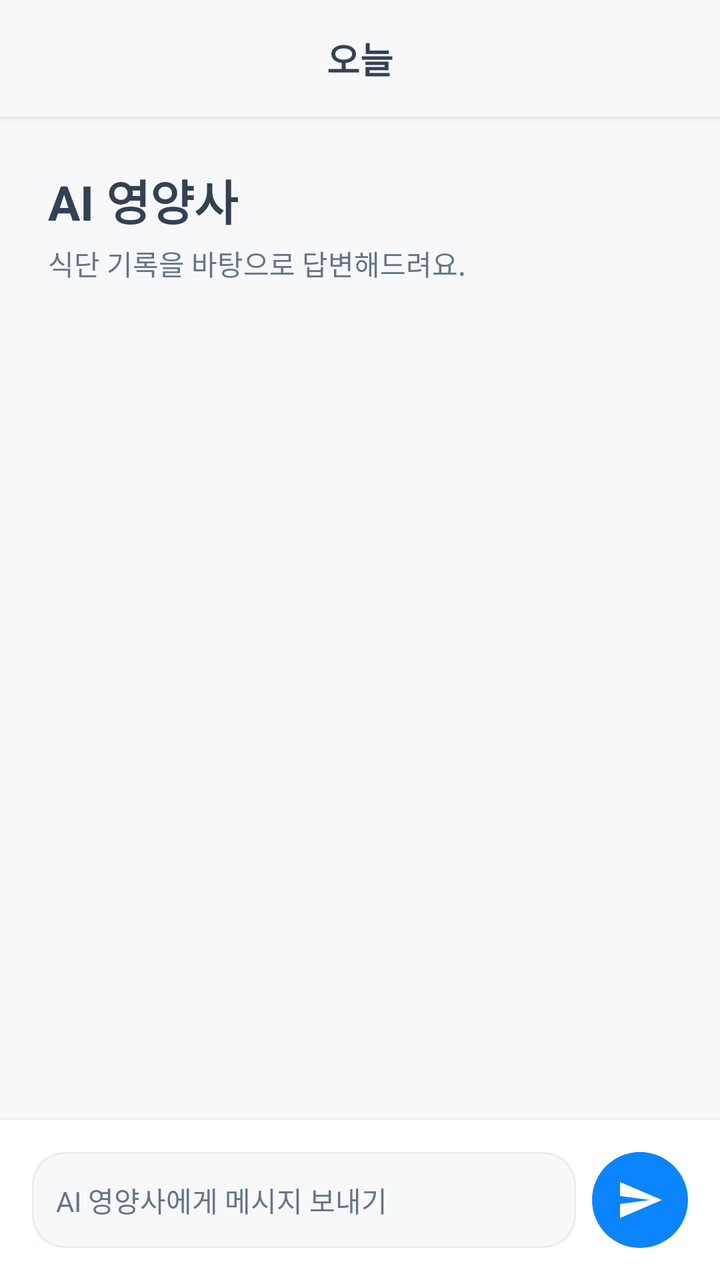
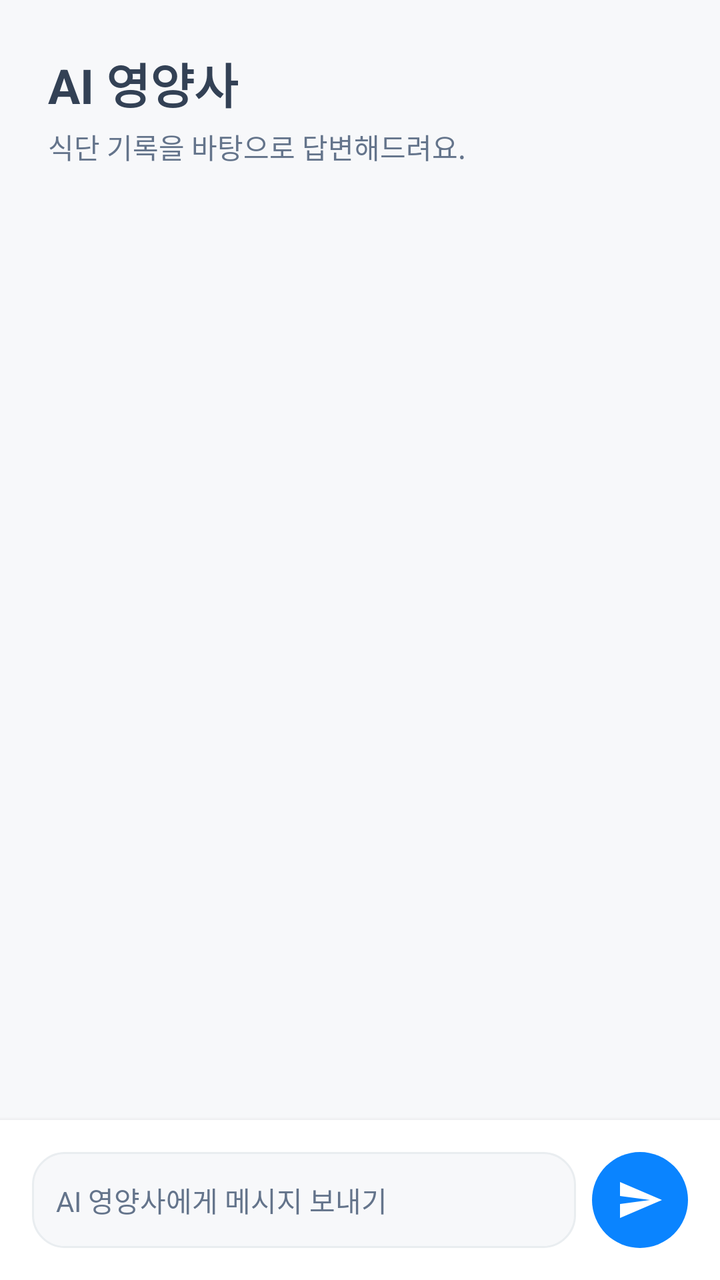

The first picture is an Android layout as it rendered before a commit; the second is the same layout after the commit. The layout source and the unified diff follow.
<!-- AndroidManifest.xml: application theme Theme.AI_DIET_APP -->
<!-- res/layout/fragment_chat.xml -->
<?xml version="1.0" encoding="utf-8"?>
<LinearLayout xmlns:android="http://schemas.android.com/apk/res/android"
    android:layout_width="match_parent"
    android:layout_height="match_parent"
    android:orientation="vertical"
    android:background="@color/gray_90">
    
    
    <LinearLayout
        android:layout_width="match_parent"
        android:layout_height="wrap_content"
        android:orientation="horizontal"
        android:gravity="center_vertical"
        android:padding="@dimen/spacing_lg"
        android:background="@color/gray_90"
        android:elevation="2dp">
        
        <TextView
            android:layout_width="0dp"
            android:layout_height="wrap_content"
            android:layout_weight="1"
            android:text="오늘"
            android:textSize="@dimen/text_lg"
            android:textStyle="bold"
            android:textColor="@color/gray_text"
            android:gravity="center"/>
    </LinearLayout>
    
    
    <LinearLayout
        android:layout_width="match_parent"
        android:layout_height="wrap_content"
        android:orientation="vertical"
        android:padding="@dimen/spacing_xxl"
        android:background="@color/gray_90">
        
        <TextView
            android:layout_width="wrap_content"
            android:layout_height="wrap_content"
            android:text="@string/chat_title"
            android:textSize="@dimen/text_xxl"
            android:textStyle="bold"
            android:textColor="@color/gray_text"/>
        
        <TextView
            android:layout_width="wrap_content"
            android:layout_height="wrap_content"
            android:text="@string/chat_subtitle"
            android:textSize="@dimen/text_base"
            android:textColor="@color/gray_subtext"
            android:layout_marginTop="@dimen/spacing_xs"/>
    </LinearLayout>
    
    
    <androidx.recyclerview.widget.RecyclerView
        android:id="@+id/rv_chat_messages"
        android:layout_width="match_parent"
        android:layout_height="0dp"
        android:layout_weight="1"
        android:padding="@dimen/spacing_lg"
        android:clipToPadding="false"/>
    
    
    <LinearLayout
        android:layout_width="match_parent"
        android:layout_height="wrap_content"
        android:orientation="horizontal"
        android:padding="@dimen/spacing_lg"
        android:background="@color/gray_100"
        android:gravity="center_vertical"
        android:elevation="4dp">
        
        <EditText
            android:id="@+id/et_chat_input"
            android:layout_width="0dp"
            android:layout_height="wrap_content"
            android:layout_weight="1"
            android:hint="@string/chat_input_hint"
            android:textSize="@dimen/text_base"
            android:textColor="@color/gray_text"
            android:textColorHint="@color/gray_subtext"
            android:background="@drawable/bg_chat_input"
            android:padding="@dimen/spacing_md"
            android:minHeight="48dp"
            android:maxLines="4"/>
        
        <ImageView
            android:id="@+id/btn_send_message"
            android:layout_width="48dp"
            android:layout_height="48dp"
            android:src="@drawable/ic_send"
            android:padding="12dp"
            android:layout_marginStart="@dimen/spacing_sm"
            android:background="@drawable/bg_send_button"
            android:clickable="true"
            android:focusable="true"
            android:contentDescription="전송"/>
    </LinearLayout>
</LinearLayout>
<!-- resources referenced by this layout -->
<resources>
  <color name="gray_100">#FFFFFF</color>
  <color name="gray_90">#F7F8FA</color>
  <color name="gray_subtext">#64748B</color>
  <color name="gray_text">#334155</color>
  <dimen name="spacing_lg">16dp</dimen>
  <dimen name="spacing_md">12dp</dimen>
  <dimen name="spacing_sm">8dp</dimen>
  <dimen name="spacing_xs">4dp</dimen>
  <dimen name="spacing_xxl">24dp</dimen>
  <dimen name="text_base">14sp</dimen>
  <dimen name="text_lg">18sp</dimen>
  <dimen name="text_xxl">24sp</dimen>
  <!-- drawable bg_chat_input (drawable) -->
  <?xml version="1.0" encoding="utf-8"?>
  <shape xmlns:android="http://schemas.android.com/apk/res/android"
      android:shape="rectangle">
      <solid android:color="@color/gray_90"/>
      <corners android:radius="@dimen/corner_radius_lg"/>
      <stroke android:width="1dp" android:color="@color/gray_70"/>
  </shape>
  <!-- drawable bg_send_button (drawable) -->
  <?xml version="1.0" encoding="utf-8"?>
  <shape xmlns:android="http://schemas.android.com/apk/res/android"
      android:shape="oval">
      <solid android:color="@color/primary_blue"/>
  </shape>
  <!-- drawable ic_send (drawable) -->
  <vector xmlns:android="http://schemas.android.com/apk/res/android"
      android:width="24dp"
      android:height="24dp"
      android:viewportWidth="24"
      android:viewportHeight="24">
    <path
        android:fillColor="@android:color/white"
        android:pathData="M2.01,21L23,12L2.01,3L2,10l15,2l-15,2z"/>
  </vector>
  <string name="chat_input_hint">AI 영양사에게 메시지 보내기</string>
  <string name="chat_subtitle">식단 기록을 바탕으로 답변해드려요.</string>
  <string name="chat_title">AI 영양사</string>
  <style name="Theme.AI_DIET_APP" parent="Base.Theme.AI_DIET_APP" />
  <dimen name="corner_radius_lg">16dp</dimen>
  <color name="gray_70">#E9EDF0</color>
  <color name="primary_blue">#0A84FF</color>
  <style name="Base.Theme.AI_DIET_APP" parent="Theme.Material3.DayNight.NoActionBar">
          
          
      </style>
</resources>

<!-- the commit's change to res/layout/fragment_chat.xml (unified diff, before → after) -->
@@ -4,27 +4,6 @@
     android:layout_height="match_parent"
     android:orientation="vertical"
     android:background="@color/gray_90">
-    
-    
-    <LinearLayout
-        android:layout_width="match_parent"
-        android:layout_height="wrap_content"
-        android:orientation="horizontal"
-        android:gravity="center_vertical"
-        android:padding="@dimen/spacing_lg"
-        android:background="@color/gray_90"
-        android:elevation="2dp">
-        
-        <TextView
-            android:layout_width="0dp"
-            android:layout_height="wrap_content"
-            android:layout_weight="1"
-            android:text="오늘"
-            android:textSize="@dimen/text_lg"
-            android:textStyle="bold"
-            android:textColor="@color/gray_text"
-            android:gravity="center"/>
-    </LinearLayout>
     
     
     <LinearLayout
<!-- resource entries referenced after the edit -->
@@ -10,7 +10,6 @@
   <dimen name="spacing_xs">4dp</dimen>
   <dimen name="spacing_xxl">24dp</dimen>
   <dimen name="text_base">14sp</dimen>
-  <dimen name="text_lg">18sp</dimen>
   <dimen name="text_xxl">24sp</dimen>
   <!-- drawable bg_chat_input (drawable) -->
   <?xml version="1.0" encoding="utf-8"?>
